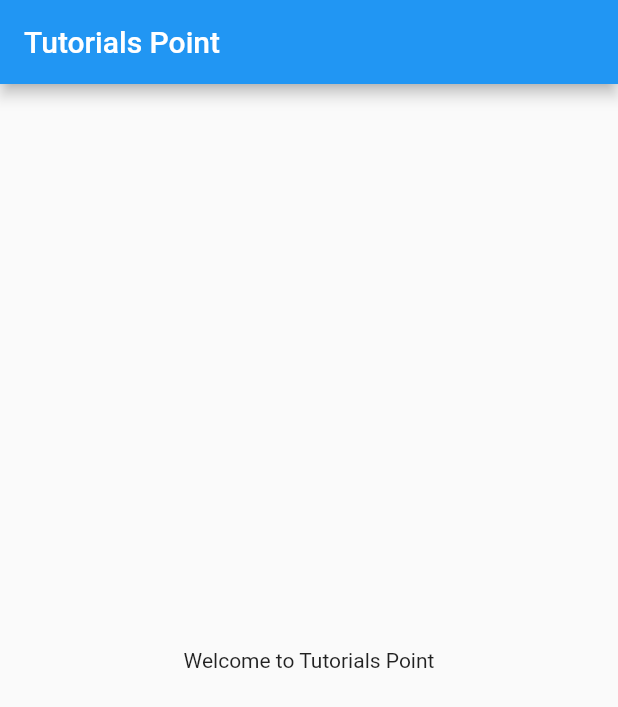
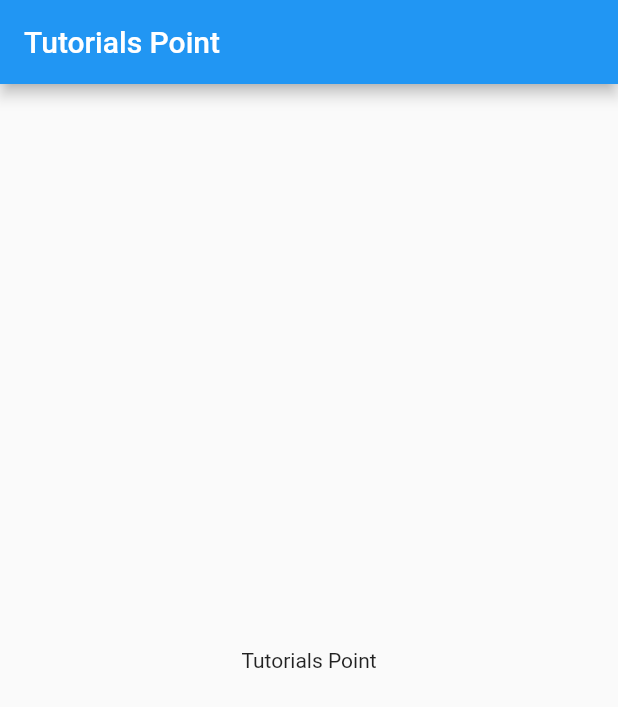
Before and after one commit to azharmarmu/tp_article, a Flutter app: the screen it shows after launch, on a phone screen of 412 x 824 dp. Shown: the top 707 px of the screen. Run offline on Flutter 3.47's test engine with Material 2 defaults, Android fonts, the phone set to English and light mode, and no system bars.

```diff
--- a/lib/home_page.dart
+++ b/lib/home_page.dart
@@ -12,7 +12,7 @@ class HomePage extends StatelessWidget {
       body: const Center(
         child: FittedBox(
           fit: BoxFit.contain,
-          child: Text("Welcome to Tutorials Point"),
+          child: Text("Tutorials Point"),
         ),
       ),
     );
```
